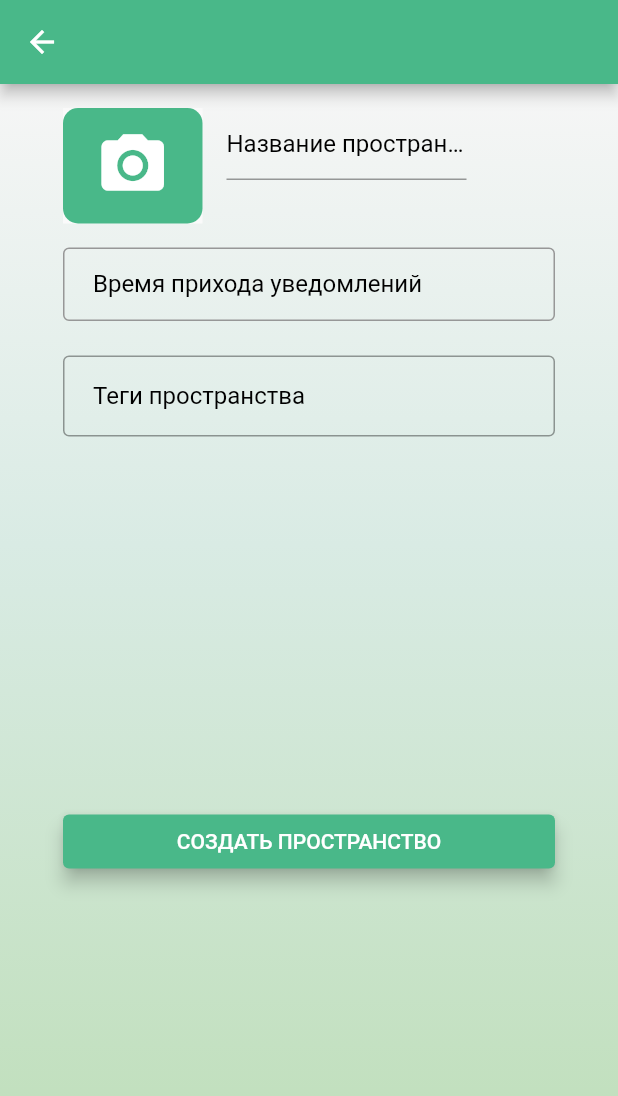
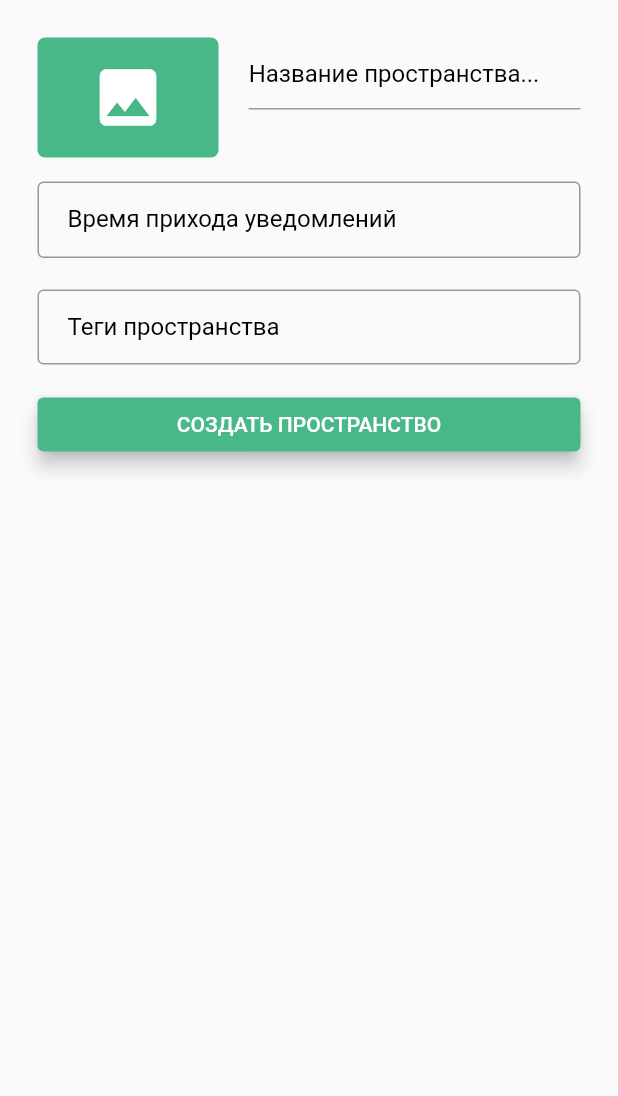
Before and after one commit to Rybchits/GreenThumbFront, a Flutter app: the SpaceEditPage widget shown alone on an empty page, opened directly, on a phone screen of 412 x 824 dp. Shown: the top 1096 px of the screen. Run offline on Flutter 3.47's test engine with Material 2 defaults, Android fonts, the phone set to English and light mode, and no system bars; drawn by our look-alikes of flutter_chips_input; our stand-ins replace flutter_secure_storage, image_picker; accounts and stored records are empty; network calls fail.

Commit message:
[feat] fixed SpaceEditPage and ImageFromGalleryEx. Now SpaceEditPage is ModalBottomSheet.

```diff
--- a/lib/main.dart
+++ b/lib/main.dart
@@ -1,11 +1,7 @@
-import 'dart:convert';
-
 import 'package:flutter/material.dart';
 import 'package:green_thumb_mobile/app_theme.dart';
-import 'package:green_thumb_mobile/lib/session.dart';
 import 'package:green_thumb_mobile/screens/login/login_page.dart';
 import 'package:green_thumb_mobile/screens/login/registration_page.dart';
-import 'package:green_thumb_mobile/screens/spaces_list/space_edit_page.dart';
 import 'package:green_thumb_mobile/screens/user_profile/user_page.dart';
 import 'package:green_thumb_mobile/stores/user_store.dart';
 import 'screens/spaces_list/spaces_list_page.dart';
@@ -33,7 +29,6 @@ class MyApp extends StatelessWidget {
           '/login': (context) => const LoginPage(),
           '/registration': (context) => const RegistrationPage(),
           '/spaces': (context) => const SpacesListPage(),
-          '/space-form': (context) => const SpaceEditPage(),
           '/user-profile': (context) => const UserPage()
         },
         theme: AppTheme.lightTheme
--- a/lib/screens/spaces_list/image_picker.dart
+++ b/lib/screens/spaces_list/image_picker.dart
@@ -25,14 +25,7 @@ class ImageFromGalleryExState extends State<ImageFromGalleryEx> {
 
   @override
   Widget build(BuildContext context) {
-    return Scaffold(
-      body: Column(
-        children: <Widget>[
-          const SizedBox(
-            height: 0,
-          ),
-          Center(
-            child: GestureDetector(
+    return GestureDetector(
       onTap: () async {
         XFile image = await imagePicker.pickImage(
             source: ImageSource.gallery,
@@ -42,39 +35,24 @@ class ImageFromGalleryExState extends State<ImageFromGalleryEx> {
           _image = File(image.path);
         });
       },
-              child: Container(
+      child: _image != null
+          ? Container(
               decoration:
                   BoxDecoration(borderRadius: BorderRadius.circular(5)),
-                width: 93,
-                height: 77,
-                child: _image != null
-                    ? Container(
-
-                        decoration: BoxDecoration(
-                            borderRadius: BorderRadius.circular(10)),
               child: Image.file(
                 _image,
-                          width: 93,
-                          height: 77,
                 fit: BoxFit.fitHeight,
               ))
           : Container(
               decoration: BoxDecoration(
                   color: AppTheme.lightTheme.primaryColorLight,
-                            borderRadius: BorderRadius.circular(10)),
-                        width: 93,
-                        height: 77,
+                  borderRadius: BorderRadius.circular(5)),
               child: const Icon(
-                          Icons.camera_alt,
+                Icons.image,
                 color: Colors.white,
                 size: 50,
               ),
             ),
-              ),
-            ),
-          )
-        ],
-      ),
     );
   }
 }
--- a/lib/screens/spaces_list/space_edit_page.dart
+++ b/lib/screens/spaces_list/space_edit_page.dart
@@ -1,6 +1,5 @@
 import 'package:flutter/material.dart';
 import 'package:flutter/rendering.dart';
-import 'package:green_thumb_mobile/app_theme.dart';
 import 'package:flutter_chips_input/flutter_chips_input.dart';
 import 'image_picker.dart';
 
@@ -16,13 +15,15 @@ class _SpaceEditPageState extends State<SpaceEditPage> {
   final _nameController = TextEditingController();
   final _notificationTimeFocusNode = FocusNode();
   final _nameFocusNode = FocusNode();
+  final _tagsFocusNode = FocusNode();
   var _selectedTime = const TimeOfDay(hour: 0, minute: 0);
 
   @override
   void initState() {
     super.initState();
-    _nameFocusNode.addListener(_onOnFocusNodeEvent);
-    _notificationTimeFocusNode.addListener(_onOnFocusNodeEvent);
+    _nameFocusNode.addListener(_onFocusNodeEvent);
+    _notificationTimeFocusNode.addListener(_onFocusNodeEvent);
+    _tagsFocusNode.addListener(_onFocusNodeEvent);
   }
 
   @override
@@ -31,10 +32,11 @@ class _SpaceEditPageState extends State<SpaceEditPage> {
     _nameController.dispose();
     _notificationTimeFocusNode.dispose();
     _nameFocusNode.dispose();
+    _tagsFocusNode.dispose();
     super.dispose();
   }
 
-  _onOnFocusNodeEvent() {
+  _onFocusNodeEvent() {
     setState(() {
       // Re-renders
     });
@@ -70,7 +72,7 @@ class _SpaceEditPageState extends State<SpaceEditPage> {
                 color: _notificationTimeFocusNode.hasFocus
                     ? Theme.of(context).primaryColorDark
                     : const Color.fromRGBO(0, 0, 0, 60)),
-            contentPadding: const EdgeInsets.fromLTRB(20.0, 15.0, 20.0, 15.0),
+            contentPadding: const EdgeInsets.fromLTRB(20.0, 12.0, 12.0, 20.0),
             border: OutlineInputBorder(
               borderRadius: BorderRadius.circular(4.0),
               borderSide: const BorderSide(color: Color(0xff979797)),
@@ -91,12 +93,11 @@ class _SpaceEditPageState extends State<SpaceEditPage> {
       focusNode: _nameFocusNode,
       style: const TextStyle(fontSize: 16.0, fontFamily: 'Roboto'),
       decoration: InputDecoration(
-        labelText: 'Название пространства',
-        labelStyle: TextStyle(
+        hintText: 'Название пространства...',
+        hintStyle: TextStyle(
             color: _nameFocusNode.hasFocus
-                ? Theme.of(context).primaryColorDark
+                ? const Color(0xffA9B2AA)
                 : const Color.fromRGBO(0, 0, 0, 60)),
-        contentPadding: const EdgeInsets.fromLTRB(0.0, 5.0, 0.0, 5.0),
         focusedBorder: const UnderlineInputBorder(
           borderSide: BorderSide(color: Color(0xffA9B2AA)),
         ),
@@ -106,13 +107,14 @@ class _SpaceEditPageState extends State<SpaceEditPage> {
 
     final tagsField = ChipsInput(
       initialValue: const [],
+      focusNode: _tagsFocusNode,
       decoration: InputDecoration(
         labelText: "Теги пространства",
         labelStyle: TextStyle(
-            color: _nameFocusNode.hasFocus
+            color: _tagsFocusNode.hasFocus
                 ? Theme.of(context).primaryColorDark
                 : const Color.fromRGBO(0, 0, 0, 60)),
-        contentPadding: const EdgeInsets.fromLTRB(20.0, 12.0, 20.0, 12.0),
+        contentPadding: const EdgeInsets.fromLTRB(20.0, 10.0, 20.0, 10.0),
         border: OutlineInputBorder(
           borderRadius: BorderRadius.circular(4.0),
           borderSide: const BorderSide(color: Color(0xff979797)),
@@ -161,41 +163,32 @@ class _SpaceEditPageState extends State<SpaceEditPage> {
       child: MaterialButton(
         minWidth: MediaQuery.of(context).size.width,
         padding: const EdgeInsets.symmetric(vertical: 10),
-        onPressed: () => {Navigator.pushNamed(context, '/spaces')},
+        onPressed: () => { Navigator.pop(context) },
         child: const Text("СОЗДАТЬ ПРОСТРАНСТВО",
             textAlign: TextAlign.center,
             style: TextStyle(fontSize: 14, color: Colors.white)),
       ),
     );
 
-    return Scaffold(
-      appBar: AppBar(backgroundColor: Theme.of(context).primaryColorLight),
-      body: Center(
+    return GestureDetector(
+        onTap: () => FocusManager.instance.primaryFocus?.unfocus(),
         child: Container(
-              padding: const EdgeInsets.symmetric(horizontal: 42, vertical: 0),
-              decoration:
-                  const BoxDecoration(gradient: AppTheme.backgroundGradient),
-              child: SizedBox(
-                height: MediaQuery.of(context).size.height,
-                width: MediaQuery.of(context).size.width,
-                child: SingleChildScrollView(
-                    physics: const ClampingScrollPhysics(),
+            margin: const EdgeInsets.all(25),
+            padding: MediaQuery.of(context).viewInsets,
             child: Column(
+              mainAxisSize: MainAxisSize.min,
               children: <Widget>[
                 Container(
+                  height: 80,
                   child: Row(children: [
-                            const SizedBox(
+                    const Expanded(
                       child: ImageFromGalleryEx(),
-                              height: 77,
-                              width: 93,
+                      flex: 6,
                     ),
-                            Container(
-                                child: nameField,
-                                height: 77,
-                                width: 160,
-                                margin: const EdgeInsets.only(left: 16))
-                          ]),
-                          margin: const EdgeInsets.only(bottom: 16, top: 16),
+                    const Expanded(child: SizedBox(), flex: 1),
+                    Expanded(child: nameField, flex: 11)
+                  ], crossAxisAlignment: CrossAxisAlignment.stretch,),
+                  margin: const EdgeInsets.only(bottom: 16),
                 ),
                 Container(
                     child: notificationTimeField,
@@ -204,14 +197,12 @@ class _SpaceEditPageState extends State<SpaceEditPage> {
                 Container(
                     child: tagsField,
                     height: 56,
-                            margin: const EdgeInsets.only(bottom: 250)),
+                    margin: const EdgeInsets.only(bottom: 16)),
                 Container(
                     child: createButton,
                     height: 36,
-                            margin: const EdgeInsets.only(bottom: 50)),
+                    margin: const EdgeInsets.only(bottom: 5)),
               ],
-                    )),
-              ))),
-    );
+            )));
   }
 }
--- a/lib/screens/spaces_list/spaces_list_page.dart
+++ b/lib/screens/spaces_list/spaces_list_page.dart
@@ -3,6 +3,7 @@ import 'package:green_thumb_mobile/components/avatar.dart';
 import 'package:green_thumb_mobile/components/title.dart';
 import 'package:green_thumb_mobile/models/space_class.dart';
 import 'package:green_thumb_mobile/screens/spaces_list/space_component.dart';
+import 'package:green_thumb_mobile/screens/spaces_list/space_edit_page.dart';
 
 import '../../app_theme.dart';
 
@@ -23,10 +24,6 @@ class _SpacesListPageState extends State<SpacesListPage> {
   ];
   final _searchController = TextEditingController();
   int? spacesBelong = 0;
-
-  void _pushSaved() {
-    Navigator.pushNamed(context, '/space-form');
-  }
 
   @override
   Widget build(BuildContext context) {
@@ -127,7 +124,12 @@ class _SpacesListPageState extends State<SpacesListPage> {
           child: FloatingActionButton(
             backgroundColor: Theme.of(context).primaryColorLight,
             child: const Icon(Icons.add),
-            onPressed: _pushSaved,
+            onPressed: () {
+              showModalBottomSheet(
+                  isScrollControlled: true,
+                  context: context,
+                  builder: (_) => const SpaceEditPage());
+            },
           ),
         ));
   }
```
Lines whose indentation alone changed are shown as unchanged.
